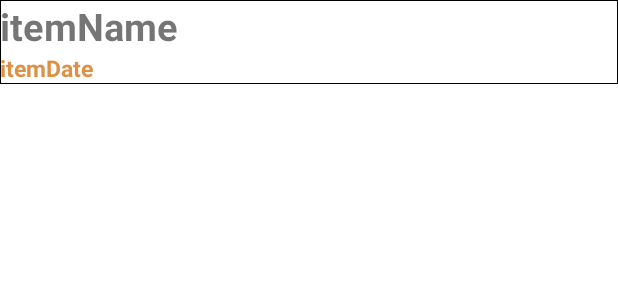
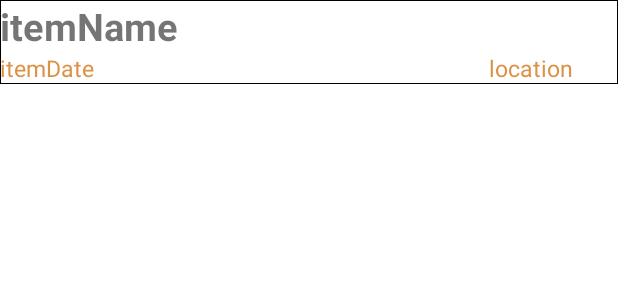
Before and after one commit to uselessnaming/parttimeDuedateManagement, an Android app: the layout gone_item_container.xml on its own in the app's theme, with its tools: preview values and no code run, on a phone screen of 412 x 824 dp. Shown: the top 300 px of the screen. Run offline under Robolectric (Android 15) with nearby library versions, the phone set to English and light mode, and no system bars.

Commit message:
style: location을 보여주는 textView 추가

```diff
--- a/app/src/main/java/com/example/parttimeduedatemanagement/Adapater/GoneItemAdapter.kt
+++ b/app/src/main/java/com/example/parttimeduedatemanagement/Adapater/GoneItemAdapter.kt
@@ -43,8 +43,9 @@ class GoneItemAdapter : RecyclerView.Adapter<GoneItemAdapter.GoneItemViewHolder>
     inner class GoneItemViewHolder(binding : GoneItemContainerBinding) : RecyclerView.ViewHolder(binding.root){
 
         fun bind(item : Item){
-            binding.goneItemName.text = item.itemName
-            binding.goneItemDate.text = item.date
+            binding.tvItemName.text = item.itemName
+            binding.tvItemDate.text = item.date
+            binding.tvItemLocation.text = item.location
         }
     }
 }
--- a/app/src/main/res/layout/gone_item_container.xml
+++ b/app/src/main/res/layout/gone_item_container.xml
@@ -8,19 +8,38 @@
     android:background="@drawable/update_dialog_last_view_background">
 
     <TextView
-        android:id="@+id/goneItemName"
+        android:id="@+id/tvItemName"
         android:layout_width="match_parent"
         android:layout_height="wrap_content"
         android:textStyle="bold|normal"
         android:textSize = "25sp"
         tools:text="itemName" />
 
-    <TextView
-        android:id="@+id/goneItemDate"
+    <LinearLayout
         android:layout_width="match_parent"
-        android:layout_height="wrap_content"
-        android:textColor="@color/target"
-        android:textSize="15sp"
-        android:textStyle="bold|normal"
-        tools:text="itemDate" />
+        android:layout_height="wrap_content">
+
+        <TextView
+            android:id="@+id/tvItemDate"
+            android:layout_width="0dp"
+            android:layout_height="match_parent"
+            android:layout_weight="1"
+            android:textColor="@color/target"
+            android:textSize="15sp"
+            android:textStyle="normal"
+            tools:text="itemDate" />
+
+        <TextView
+            android:id="@+id/tvItemLocation"
+            android:layout_width="0dp"
+            android:layout_height="match_parent"
+            android:layout_weight="1"
+            android:textColor="@color/target"
+            android:textSize="15sp"
+            android:textStyle="normal"
+            android:gravity="end"
+            tools:text="location"
+            android:layout_marginEnd="30dp"/>
+
+    </LinearLayout>
 </LinearLayout>
```
